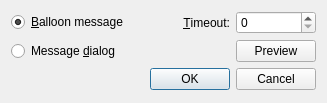
The window that plugins/schedule/gui/task_advanced_settings_dialog.ui (Kolcha/DigitalClock4) describes before a commit, drawn with Qt 5.
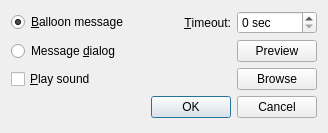
The same window after the commit.

Commit message: schedule: play sound on notification

The edit to the form file:
```diff
--- a/plugins/schedule/gui/task_advanced_settings_dialog.ui
+++ b/plugins/schedule/gui/task_advanced_settings_dialog.ui
@@ -6,24 +6,14 @@
    <rect>
     <x>0</x>
     <y>0</y>
-    <width>327</width>
-    <height>103</height>
+    <width>328</width>
+    <height>133</height>
    </rect>
   </property>
   <property name="windowTitle">
    <string>Notification Settings</string>
   </property>
   <layout class="QGridLayout" name="gridLayout">
-   <item row="0" column="0">
-    <widget class="QRadioButton" name="msg_balloon_rbtn">
-     <property name="text">
-      <string>&amp;Balloon message</string>
-     </property>
-     <property name="checked">
-      <bool>true</bool>
-     </property>
-    </widget>
-   </item>
    <item row="0" column="1">
     <widget class="QLabel" name="timeout_label">
      <property name="text">
@@ -37,8 +27,15 @@
      </property>
     </widget>
    </item>
-   <item row="0" column="2">
-    <widget class="QSpinBox" name="timeout_edit"/>
+   <item row="3" column="0" colspan="3">
+    <widget class="QDialogButtonBox" name="buttonBox">
+     <property name="orientation">
+      <enum>Qt::Horizontal</enum>
+     </property>
+     <property name="standardButtons">
+      <set>QDialogButtonBox::Cancel|QDialogButtonBox::Ok</set>
+     </property>
+    </widget>
    </item>
    <item row="1" column="0">
     <widget class="QRadioButton" name="msg_dialog_rbtn">
@@ -67,13 +64,34 @@
      </property>
     </widget>
    </item>
-   <item row="2" column="0" colspan="3">
-    <widget class="QDialogButtonBox" name="buttonBox">
-     <property name="orientation">
-      <enum>Qt::Horizontal</enum>
+   <item row="0" column="0">
+    <widget class="QRadioButton" name="msg_balloon_rbtn">
+     <property name="text">
+      <string>&amp;Balloon message</string>
      </property>
-     <property name="standardButtons">
-      <set>QDialogButtonBox::Cancel|QDialogButtonBox::Ok</set>
+     <property name="checked">
+      <bool>true</bool>
+     </property>
+    </widget>
+   </item>
+   <item row="0" column="2">
+    <widget class="QSpinBox" name="timeout_edit">
+     <property name="suffix">
+      <string extracomment="seconds"> sec</string>
+     </property>
+    </widget>
+   </item>
+   <item row="2" column="0" colspan="2">
+    <widget class="QCheckBox" name="play_sound_enabled">
+     <property name="text">
+      <string>&amp;Play sound</string>
+     </property>
+    </widget>
+   </item>
+   <item row="2" column="2">
+    <widget class="QPushButton" name="browse_btn">
+     <property name="text">
+      <string>Browse</string>
      </property>
     </widget>
    </item>
```
The commit also changes 12 other files.
